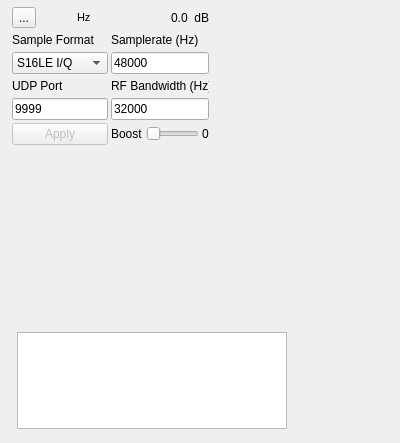
This is plugins/channel/udpsrc/udpsrcgui.ui in f4exb/sdrangel as Qt 5 draws it before an edit. The edited form follows.
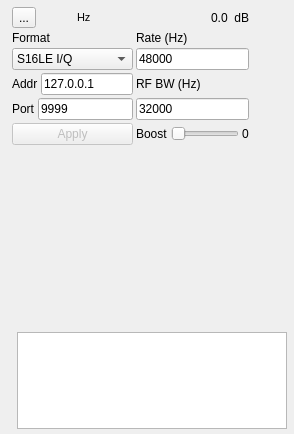
This is the edited form. Icons and pictures are not drawn. Custom widgets are drawn as their Qt base class.

```diff
--- a/plugins/channel/udpsrc/udpsrcgui.ui
+++ b/plugins/channel/udpsrc/udpsrcgui.ui
@@ -6,8 +6,8 @@
    <rect>
     <x>0</x>
     <y>0</y>
-    <width>400</width>
-    <height>443</height>
+    <width>294</width>
+    <height>434</height>
    </rect>
   </property>
   <property name="windowTitle">
@@ -18,7 +18,7 @@
     <rect>
      <x>10</x>
      <y>5</y>
-     <width>201</width>
+     <width>241</width>
      <height>142</height>
     </rect>
    </property>
@@ -44,83 +44,84 @@
     <item row="1" column="0">
      <widget class="QLabel" name="label">
       <property name="text">
-       <string>Sample Format</string>
+       <string>Format</string>
       </property>
      </widget>
     </item>
-    <item row="2" column="0">
-     <widget class="QComboBox" name="sampleFormat">
-      <property name="currentIndex">
-       <number>2</number>
-      </property>
+    <item row="0" column="1">
+     <layout class="QHBoxLayout" name="ChannelPowerLayout">
       <item>
-       <property name="text">
-        <string>S16LE SSB</string>
-       </property>
+       <spacer name="horizontalSpacer">
+        <property name="orientation">
+         <enum>Qt::Horizontal</enum>
+        </property>
+        <property name="sizeHint" stdset="0">
+         <size>
+          <width>40</width>
+          <height>20</height>
+         </size>
+        </property>
+       </spacer>
       </item>
       <item>
-       <property name="text">
-        <string>S16LE NFM</string>
-       </property>
+       <widget class="QLabel" name="channelPower">
+        <property name="toolTip">
+         <string>Channel power</string>
+        </property>
+        <property name="layoutDirection">
+         <enum>Qt::LeftToRight</enum>
+        </property>
+        <property name="text">
+         <string>0.0</string>
+        </property>
+       </widget>
       </item>
       <item>
-       <property name="text">
-        <string>S16LE I/Q</string>
-       </property>
+       <widget class="QLabel" name="channelPowerUnits">
+        <property name="text">
+         <string> dB</string>
+        </property>
+       </widget>
       </item>
-     </widget>
-    </item>
-    <item row="4" column="1">
-     <widget class="QLineEdit" name="rfBandwidth">
-      <property name="text">
-       <string>32000</string>
-      </property>
-     </widget>
-    </item>
-    <item row="3" column="1">
-     <widget class="QLabel" name="label_3">
-      <property name="text">
-       <string>RF Bandwidth (Hz)</string>
-      </property>
-     </widget>
+     </layout>
     </item>
     <item row="1" column="1">
      <widget class="QLabel" name="label_2">
       <property name="text">
-       <string>Samplerate (Hz)</string>
+       <string>Rate (Hz)</string>
       </property>
      </widget>
     </item>
-    <item row="3" column="0">
-     <widget class="QLabel" name="label_4">
-      <property name="text">
-       <string>UDP Port</string>
-      </property>
-     </widget>
-    </item>
-    <item row="2" column="1">
-     <widget class="QLineEdit" name="sampleRate">
-      <property name="text">
-       <string>48000</string>
-      </property>
-     </widget>
-    </item>
-    <item row="4" column="0">
-     <widget class="QLineEdit" name="udpPort">
-      <property name="text">
-       <string>9999</string>
-      </property>
-     </widget>
-    </item>
-    <item row="5" column="0">
-     <widget class="QPushButton" name="applyBtn">
-      <property name="enabled">
-       <bool>false</bool>
-      </property>
-      <property name="text">
-       <string>Apply</string>
-      </property>
-     </widget>
+    <item row="7" column="1">
+     <layout class="QHBoxLayout" name="BoostLayout">
+      <item>
+       <widget class="QLabel" name="boostLabel">
+        <property name="text">
+         <string>Boost</string>
+        </property>
+       </widget>
+      </item>
+      <item>
+       <widget class="QSlider" name="boost">
+        <property name="maximum">
+         <number>3</number>
+        </property>
+        <property name="pageStep">
+         <number>1</number>
+        </property>
+        <property name="orientation">
+         <enum>Qt::Horizontal</enum>
+        </property>
+       </widget>
+      </item>
+      <item>
+       <widget class="QLabel" name="boostText">
+        <property name="text">
+         <string>0</string>
+        </property>
+       </widget>
+      </item>
+     </layout>
     </item>
     <item row="0" column="0">
      <layout class="QHBoxLayout" name="DeltaFrequencyLayout">
@@ -252,69 +253,90 @@
       </item>
      </layout>
     </item>
-    <item row="0" column="1">
-     <layout class="QHBoxLayout" name="ChannelPowerLayout">
+    <item row="5" column="0">
+     <layout class="QHBoxLayout" name="PortLayout">
       <item>
-       <spacer name="horizontalSpacer">
-        <property name="orientation">
-         <enum>Qt::Horizontal</enum>
-        </property>
-        <property name="sizeHint" stdset="0">
-         <size>
-          <width>40</width>
-          <height>20</height>
-         </size>
-        </property>
-       </spacer>
-      </item>
-      <item>
-       <widget class="QLabel" name="channelPower">
-        <property name="toolTip">
-         <string>Channel power</string>
-        </property>
-        <property name="layoutDirection">
-         <enum>Qt::LeftToRight</enum>
-        </property>
+       <widget class="QLabel" name="udpPortlabel">
         <property name="text">
-         <string>0.0</string>
+         <string>Port</string>
         </property>
        </widget>
       </item>
       <item>
-       <widget class="QLabel" name="channelPowerUnits">
+       <widget class="QLineEdit" name="udpPort">
         <property name="text">
-         <string> dB</string>
+         <string>9999</string>
         </property>
        </widget>
       </item>
      </layout>
     </item>
     <item row="5" column="1">
-     <layout class="QHBoxLayout" name="BoostLayout">
+     <widget class="QLineEdit" name="rfBandwidth">
+      <property name="text">
+       <string>32000</string>
+      </property>
+     </widget>
+    </item>
+    <item row="7" column="0">
+     <widget class="QPushButton" name="applyBtn">
+      <property name="enabled">
+       <bool>false</bool>
+      </property>
+      <property name="text">
+       <string>Apply</string>
+      </property>
+     </widget>
+    </item>
+    <item row="3" column="1">
+     <widget class="QLabel" name="label_3">
+      <property name="text">
+       <string>RF BW (Hz)</string>
+      </property>
+     </widget>
+    </item>
+    <item row="2" column="1">
+     <widget class="QLineEdit" name="sampleRate">
+      <property name="text">
+       <string>48000</string>
+      </property>
+     </widget>
+    </item>
+    <item row="2" column="0">
+     <widget class="QComboBox" name="sampleFormat">
+      <property name="currentIndex">
+       <number>2</number>
+      </property>
       <item>
-       <widget class="QLabel" name="boostLabel">
-        <property name="text">
-         <string>Boost</string>
-        </property>
-       </widget>
+       <property name="text">
+        <string>S16LE SSB</string>
+       </property>
       </item>
       <item>
-       <widget class="QSlider" name="boost">
-        <property name="maximum">
-         <number>3</number>
+       <property name="text">
+        <string>S16LE NFM</string>
+       </property>
+      </item>
+      <item>
+       <property name="text">
+        <string>S16LE I/Q</string>
+       </property>
+      </item>
+     </widget>
+    </item>
+    <item row="3" column="0">
+     <layout class="QHBoxLayout" name="AddressLayout">
+      <item>
+       <widget class="QLabel" name="Addresslabel">
+        <property name="text">
+         <string>Addr</string>
         </property>
-        <property name="pageStep">
-         <number>1</number>
-        </property>
-        <property name="orientation">
-         <enum>Qt::Horizontal</enum>
-        </property>
        </widget>
       </item>
       <item>
-       <widget class="QLabel" name="boostText">
+       <widget class="QLineEdit" name="udpAddress">
         <property name="text">
-         <string>0</string>
+         <string>127.0.0.1</string>
         </property>
        </widget>
       </item>
```
